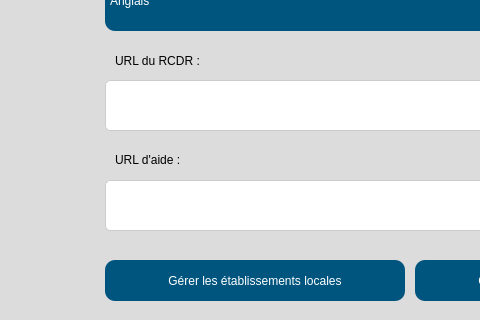
Above: src/user_interface/French_settingsPage.ui from eppenney/eBook-Perpetual-Access-Rights-Tracker before the change; both pictures show x 185 to 665 and y 380 to 700 of the 1189 by 873 pixel window. Below: the same form after it.
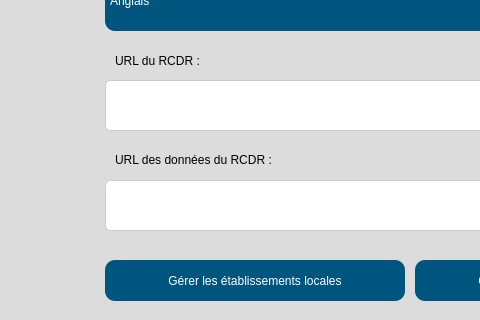
That is the form after the change. Icons and pictures are not drawn.

Commit message: french settings page ui fix

Diff of the .ui file:
```diff
--- a/src/user_interface/French_settingsPage.ui
+++ b/src/user_interface/French_settingsPage.ui
@@ -359,7 +359,7 @@
      <rect>
       <x>310</x>
       <y>520</y>
-      <width>150</width>
+      <width>250</width>
       <height>40</height>
      </rect>
     </property>
@@ -367,7 +367,7 @@
      <string>font: 75 14pt &quot;Arial&quot;; color: black;</string>
     </property>
     <property name="text">
-     <string>URL d'aide :</string>
+     <string>URL des données du RCDR :</string>
     </property>
    </widget>
    <widget class="QLineEdit" name="helpURL">
```
